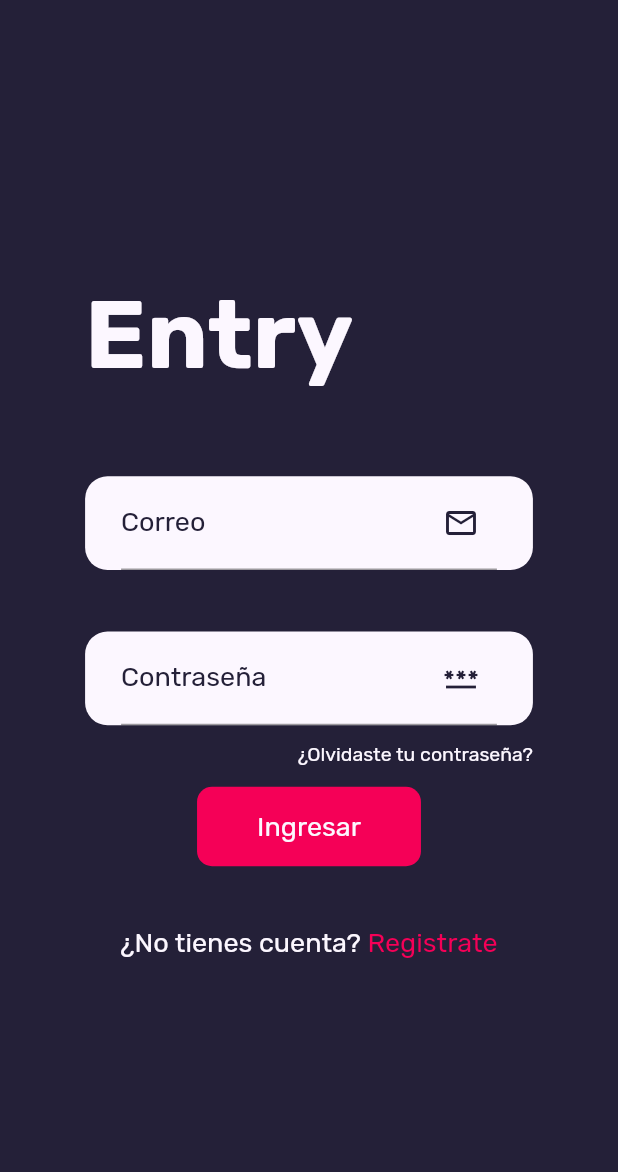
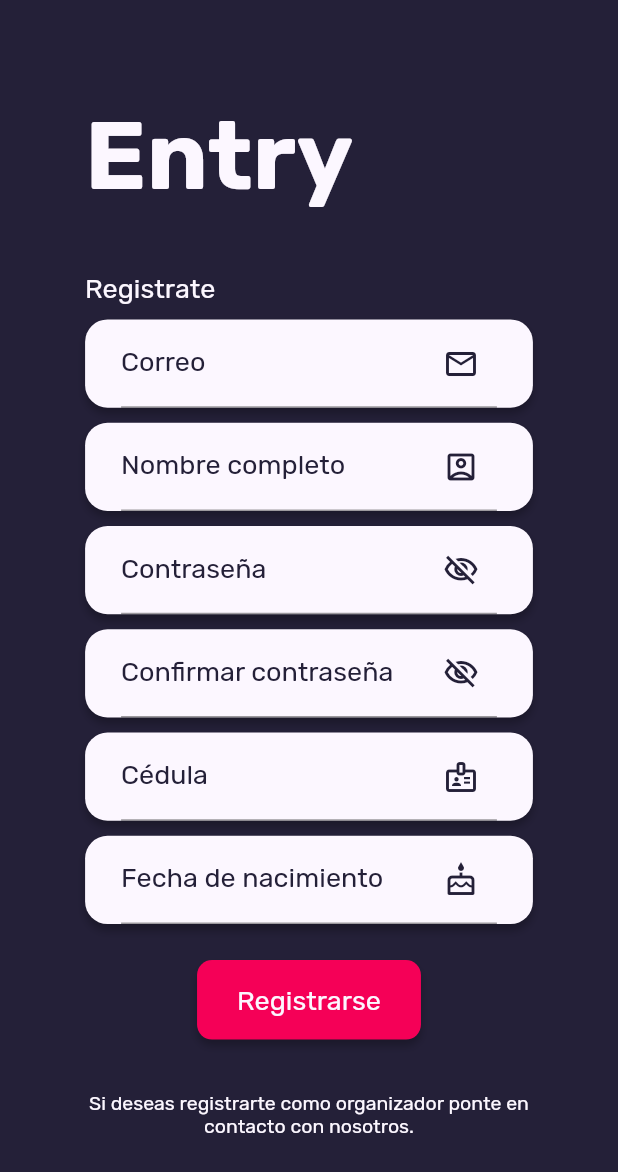
Before and after one commit to Trempo/entry, a Flutter app: the screen it shows after launch, on a phone screen of 412 x 824 dp. Shown: the top 1172 px of the screen. Run offline on Flutter 3.47's test engine with Material 2 defaults, Android fonts, the phone set to English and light mode, and no system bars; our stand-ins replace firebase_core; accounts and stored records are empty.

Commit message:
view de register sin router

```diff
--- a/entry/lib/app.dart
+++ b/entry/lib/app.dart
@@ -1,4 +1,5 @@
 import 'package:entry/screens/authentication/authentication.dart';
+import 'package:entry/screens/register/register.dart';
 import 'package:entry/styles.dart';
 import 'package:flutter/cupertino.dart';
 import 'package:flutter/material.dart';
@@ -10,7 +11,7 @@ class App extends StatelessWidget {
   Widget build(BuildContext context) {
     return MaterialApp(
       title: 'Entry',
-      home: Authentication(),
+      home: Register(),
       theme: _theme(),
     );
   }
--- a/entry/lib/screens/authentication/authentication.dart
+++ b/entry/lib/screens/authentication/authentication.dart
@@ -36,7 +36,7 @@ class _AuthenticationState extends State<Authentication> {
                 decoration: BoxDecoration(
                     color: magnolia,
                     borderRadius: BorderRadius.circular(15),
-                ),
+                    boxShadow: shadowInputFields),
                 child: TextFormField(
                   style: rubik18darkPurple,
                   controller: _emailField,
@@ -56,7 +56,7 @@ class _AuthenticationState extends State<Authentication> {
                 decoration: BoxDecoration(
                     color: magnolia,
                     borderRadius: BorderRadius.circular(15),
-                ),
+                    boxShadow: shadowInputFields),
                 child: TextFormField(
                   style: rubik18darkPurple,
                   controller: _passwordField,
@@ -89,7 +89,7 @@ class _AuthenticationState extends State<Authentication> {
                   decoration: BoxDecoration(
                       color: amaranth,
                       borderRadius: BorderRadius.circular(10),
-                  ),
+                      boxShadow: shadowInputFields),
                   child: Column(
                     crossAxisAlignment: CrossAxisAlignment.center,
                     children: [
--- /dev/null
+++ b/entry/lib/screens/register/register.dart
@@ -0,0 +1,267 @@
+import 'package:flutter/material.dart';
+import 'package:intl/intl.dart';
+
+import '../../styles.dart';
+
+class Register extends StatefulWidget {
+  Register({Key? key}) : super(key: key);
+
+  @override
+  _RegisterState createState() => _RegisterState();
+}
+
+class _RegisterState extends State<Register> {
+  var visibilityPW = false;
+  var visibilityConfirmPW = false;
+  var _dob;
+  final TextEditingController _emailField = TextEditingController();
+  final TextEditingController _nameField = TextEditingController();
+  final TextEditingController _passwordField = TextEditingController();
+  final TextEditingController _confirmPasswordField = TextEditingController();
+  final TextEditingController _cedulaField = TextEditingController();
+  final TextEditingController _dobField = TextEditingController();
+
+  Future _selectDate() async {
+    DateTime? picked = await showDatePicker(
+      context: context,
+      initialDate: DateTime.now(),
+      firstDate: DateTime(1900),
+      lastDate: DateTime(2025),
+    );
+
+    if (picked != null) {
+      setState(() {
+        _dobField.text = DateFormat('dd/MM/yyyy').format(picked);
+      });
+    }
+  }
+
+  @override
+  Widget build(BuildContext context) {
+    return Scaffold(
+        body: SingleChildScrollView(
+      child: Container(
+        width: MediaQuery.of(context).size.width,
+        height: MediaQuery.of(context).size.height,
+        decoration: BoxDecoration(
+          color: darkPurple,
+        ),
+        child: Column(
+          mainAxisAlignment: MainAxisAlignment.center,
+          children: [
+            Container(
+              margin: const EdgeInsets.fromLTRB(0, 0, 0, 40),
+              width: MediaQuery.of(context).size.width / 1.38,
+              child: Text('Entry', style: tituloEntryLoginRegister),
+            ),
+            Container(
+              width: MediaQuery.of(context).size.width / 1.38,
+              margin: const EdgeInsets.fromLTRB(0, 0, 0, 10),
+              child: Text(
+                'Registrate',
+                style: rubik18magnolia,
+              ),
+            ),
+            Container(
+              width: MediaQuery.of(context).size.width / 1.38,
+              height: MediaQuery.of(context).size.height / 14,
+              margin: const EdgeInsets.fromLTRB(0, 0, 0, 10),
+              padding: const EdgeInsets.fromLTRB(24, 0, 24, 0),
+              decoration: BoxDecoration(
+                color: magnolia,
+                borderRadius: BorderRadius.circular(15),
+                boxShadow: shadowInputFields,
+              ),
+              child: TextFormField(
+                style: rubik18darkPurple,
+                controller: _emailField,
+                cursorColor: amaranth,
+                decoration: InputDecoration(
+                    focusedBorder: UnderlineInputBorder(
+                        borderSide: BorderSide(color: amaranth, width: 3)),
+                    labelText: 'Correo',
+                    labelStyle: rubik18darkPurple,
+                    suffixIcon: Icon(
+                      Icons.email_outlined,
+                      color: darkPurple,
+                    )),
+              ),
+            ),
+            Container(
+              width: MediaQuery.of(context).size.width / 1.38,
+              height: MediaQuery.of(context).size.height / 14,
+              margin: const EdgeInsets.fromLTRB(0, 0, 0, 10),
+              padding: const EdgeInsets.fromLTRB(24, 0, 24, 0),
+              decoration: BoxDecoration(
+                color: magnolia,
+                borderRadius: BorderRadius.circular(15),
+                boxShadow: shadowInputFields,
+              ),
+              child: TextFormField(
+                style: rubik18darkPurple,
+                controller: _nameField,
+                cursorColor: amaranth,
+                decoration: InputDecoration(
+                    focusedBorder: UnderlineInputBorder(
+                        borderSide: BorderSide(color: amaranth, width: 3)),
+                    labelText: 'Nombre completo',
+                    labelStyle: rubik18darkPurple,
+                    suffixIcon: Icon(
+                      Icons.account_box_outlined,
+                      color: darkPurple,
+                    )),
+              ),
+            ),
+            Container(
+              width: MediaQuery.of(context).size.width / 1.38,
+              height: MediaQuery.of(context).size.height / 14,
+              margin: const EdgeInsets.fromLTRB(0, 0, 0, 10),
+              padding: const EdgeInsets.fromLTRB(24, 0, 24, 0),
+              decoration: BoxDecoration(
+                color: magnolia,
+                borderRadius: BorderRadius.circular(15),
+                boxShadow: shadowInputFields,
+              ),
+              child: TextFormField(
+                obscureText: !visibilityPW,
+                style: rubik18darkPurple,
+                controller: _passwordField,
+                cursorColor: amaranth,
+                decoration: InputDecoration(
+                    focusedBorder: UnderlineInputBorder(
+                        borderSide: BorderSide(color: amaranth, width: 3)),
+                    labelText: 'Contraseña',
+                    labelStyle: rubik18darkPurple,
+                    suffixIcon: IconButton(
+                      icon: Icon(
+                        visibilityConfirmPW
+                            ? Icons.visibility_outlined
+                            : Icons.visibility_off_outlined,
+                        color: darkPurple,
+                      ),
+                      onPressed: () => setState(() {
+                        visibilityPW = !visibilityPW;
+                      }),
+                    )),
+              ),
+            ),
+            Container(
+              width: MediaQuery.of(context).size.width / 1.38,
+              height: MediaQuery.of(context).size.height / 14,
+              margin: const EdgeInsets.fromLTRB(0, 0, 0, 10),
+              padding: const EdgeInsets.fromLTRB(24, 0, 24, 0),
+              decoration: BoxDecoration(
+                color: magnolia,
+                borderRadius: BorderRadius.circular(15),
+                boxShadow: shadowInputFields,
+              ),
+              child: TextFormField(
+                obscureText: !visibilityConfirmPW,
+                style: rubik18darkPurple,
+                controller: _confirmPasswordField,
+                cursorColor: amaranth,
+                decoration: InputDecoration(
+                    focusedBorder: UnderlineInputBorder(
+                        borderSide: BorderSide(color: amaranth, width: 3)),
+                    labelText: 'Confirmar contraseña',
+                    labelStyle: rubik18darkPurple,
+                    suffixIcon: IconButton(
+                      icon: Icon(
+                        visibilityConfirmPW
+                            ? Icons.visibility_outlined
+                            : Icons.visibility_off_outlined,
+                        color: darkPurple,
+                      ),
+                      onPressed: () => setState(() {
+                        visibilityConfirmPW = !visibilityConfirmPW;
+                      }),
+                    )),
+              ),
+            ),
+            Container(
+              width: MediaQuery.of(context).size.width / 1.38,
+              height: MediaQuery.of(context).size.height / 14,
+              margin: const EdgeInsets.fromLTRB(0, 0, 0, 10),
+              padding: const EdgeInsets.fromLTRB(24, 0, 24, 0),
+              decoration: BoxDecoration(
+                color: magnolia,
+                borderRadius: BorderRadius.circular(15),
+                boxShadow: shadowInputFields,
+              ),
+              child: TextFormField(
+                style: rubik18darkPurple,
+                controller: _cedulaField,
+                cursorColor: amaranth,
+                decoration: InputDecoration(
+                    labelText: 'Cédula',
+                    labelStyle: rubik18darkPurple,
+                    focusedBorder: UnderlineInputBorder(
+                        borderSide: BorderSide(color: amaranth, width: 3)),
+                    suffixIcon: Icon(
+                      Icons.badge_outlined,
+                      color: darkPurple,
+                    )),
+              ),
+            ),
+            Container(
+              width: MediaQuery.of(context).size.width / 1.38,
+              height: MediaQuery.of(context).size.height / 14,
+              margin: const EdgeInsets.fromLTRB(0, 0, 0, 10),
+              padding: const EdgeInsets.fromLTRB(24, 0, 24, 0),
+              decoration: BoxDecoration(
+                color: magnolia,
+                borderRadius: BorderRadius.circular(15),
+                boxShadow: shadowInputFields,
+              ),
+              child: TextFormField(
+                onTap: () {
+                  FocusScope.of(context).requestFocus(new FocusNode());
+
+                  _selectDate();
+                },
+                style: rubik18darkPurple,
+                controller: _dobField,
+                cursorColor: amaranth,
+                decoration: InputDecoration(
+                    labelText: 'Fecha de nacimiento',
+                    labelStyle: rubik18darkPurple,
+                    focusedBorder: UnderlineInputBorder(
+                        borderSide: BorderSide(color: amaranth, width: 3)),
+                    suffixIcon: Icon(
+                      Icons.cake_outlined,
+                      color: darkPurple,
+                    )),
+              ),
+            ),
+            Container(
+                margin: EdgeInsets.fromLTRB(0, 14, 0, 35),
+                padding: EdgeInsets.fromLTRB(0, 16, 0, 16),
+                width: MediaQuery.of(context).size.width / 2.76,
+                decoration: BoxDecoration(
+                    color: amaranth,
+                    borderRadius: BorderRadius.circular(10),
+                    boxShadow: shadowInputFields),
+                child: Column(
+                  crossAxisAlignment: CrossAxisAlignment.center,
+                  children: [
+                    Text(
+                      'Registrarse',
+                      style: rubik18magnolia,
+                    ),
+                  ],
+                )),
+            Container(
+              width: MediaQuery.of(context).size.width / 1.38,
+              alignment: Alignment.center,
+              child: Text(
+                'Si deseas registrarte como organizador ponte en contacto con nosotros.',
+                style: rubik13magnolia,
+                textAlign: TextAlign.center,
+              ),
+            ),
+          ],
+        ),
+      ),
+    ));
+  }
+}
--- a/entry/lib/styles.dart
+++ b/entry/lib/styles.dart
@@ -42,3 +42,12 @@ TextStyle rubik13magnolia = TextStyle(
   fontSize: 13,
   color: magnolia,
 );
+
+List<BoxShadow> shadowInputFields = [
+  BoxShadow(
+    color: Colors.black.withOpacity(0.25),
+    spreadRadius: 0,
+    blurRadius: 4,
+    offset: Offset(0, 4), // changes position of shadow
+  )
+];
```
Lines whose indentation alone changed are shown as unchanged.
